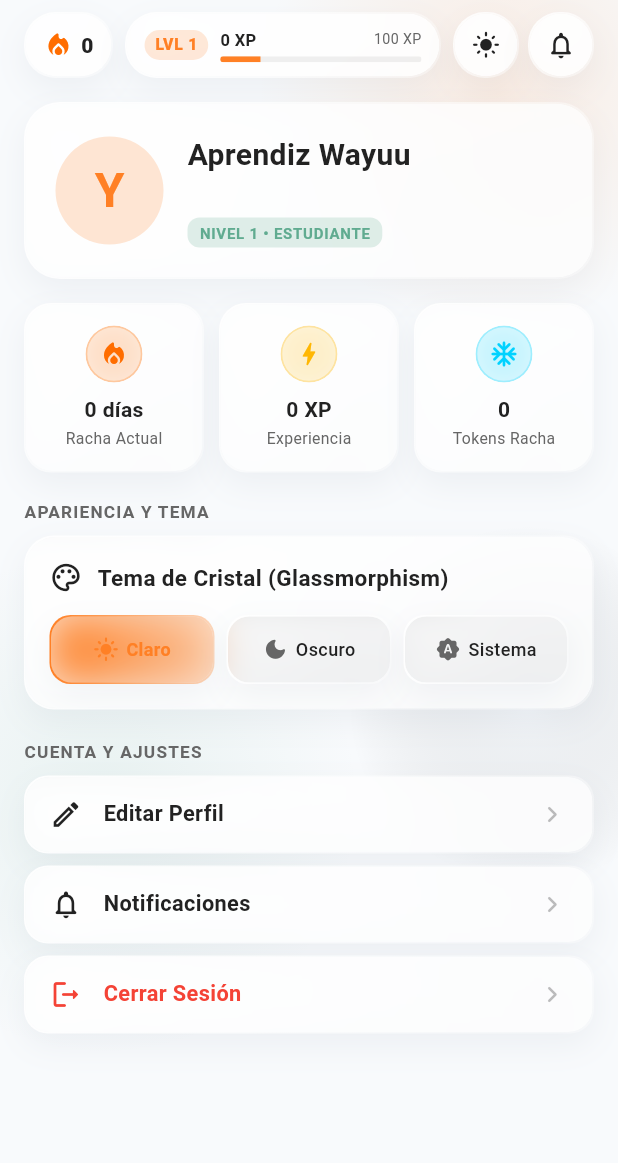
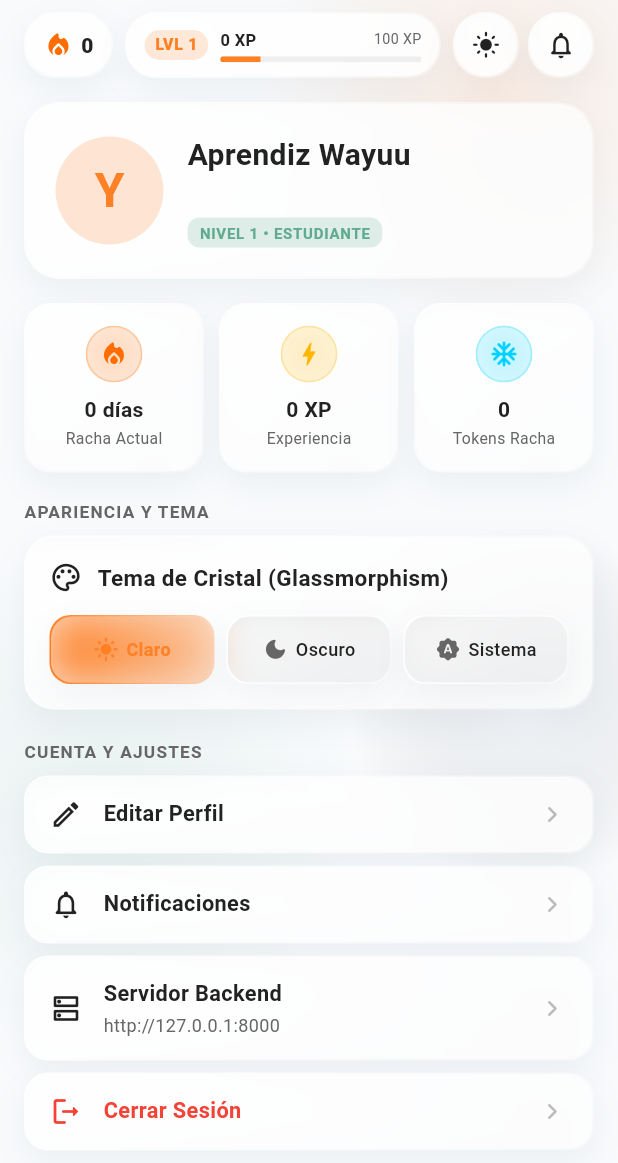
Before and after one commit to ivnmtz09/yonna_app, a Flutter app: the GlassProfileScreen screen opened directly, after a tap on the "brightness auto" icon, on a phone screen of 412 x 824 dp. Shown: the top 1163 px of the screen. Run offline on Flutter 3.47's test engine with Material 3 defaults, Android fonts, the light colour scheme and no system bars; our stand-ins replace just_audio, shared_preferences, syncfusion_flutter_charts, video_player; accounts and stored records are empty; network calls fail.

Commit message:
refactor(core): modularización exclusiva para aprendiz y retiro de rutas CMS/Admin

```diff
--- a/analysis_options.yaml
+++ b/analysis_options.yaml
@@ -12,6 +12,10 @@ analyzer:
     - build/**
     - android/**
     - ios/**
+    - web/**
+    - windows/**
+    - macos/**
+    - linux/**
 include: package:flutter_lints/flutter.yaml
 
 linter:
--- a/lib/main.dart
+++ b/lib/main.dart
@@ -11,18 +11,9 @@ import 'screens/welcome_screen.dart';
 import 'screens/login_screen.dart';
 import 'screens/register_screen.dart';
 import 'screens/shell_navigation_screen.dart';
-import 'screens/enhanced_home_screen.dart';
-import 'screens/profile_screen.dart';
-import 'screens/courses_screen.dart';
-import 'screens/quizzes_screen.dart';
-import 'screens/progress_screen.dart';
 import 'screens/notifications_screen.dart';
-import 'screens/create_course_screen.dart';
-import 'screens/create_quiz_screen.dart';
+import 'screens/edit_profile_screen.dart';
 import 'screens/quiz/glass_quiz_lesson_screen.dart';
-import 'screens/edit_profile_screen.dart';
-import 'screens/manage_users_screen.dart';
-import 'screens/admin_stats_screen.dart';
 import 'models/quiz_model.dart';
 
 Future<void> main() async {
@@ -66,18 +57,9 @@ class MyApp extends StatelessWidget {
               '/leaderboard': (context) => const ShellNavigationScreen(initialTab: 2),
               '/media': (context) => const ShellNavigationScreen(initialTab: 3),
               '/profile': (context) => const ShellNavigationScreen(initialTab: 4),
-              // Vistas auxiliares y administrativas
-              '/enhanced-home': (context) => const EnhancedHomeScreen(),
-              '/old-profile': (context) => const ProfileScreen(),
+              // Vistas auxiliares del aprendiz
               '/edit-profile': (context) => const EditProfileScreen(),
-              '/courses': (context) => const CoursesScreen(),
-              '/quizzes': (context) => const QuizzesScreen(),
-              '/progress': (context) => const ProgressScreen(),
               '/notifications': (context) => const NotificationsScreen(),
-              '/create-course': (context) => const CreateCourseScreen(),
-              '/create-quiz': (context) => const CreateQuizScreen(),
-              '/manage-users': (context) => const ManageUsersScreen(),
-              '/admin-stats': (context) => const AdminStatsScreen(),
             },
             onGenerateRoute: (settings) {
               if (settings.name == '/quiz-attempt') {
--- a/lib/screens/profile/glass_profile_screen.dart
+++ b/lib/screens/profile/glass_profile_screen.dart
@@ -2,17 +2,25 @@ import 'package:flutter/material.dart';
 import 'package:flutter/services.dart';
 import 'package:provider/provider.dart';
 import '../../core/constants/app_icons.dart';
+import '../../core/network/network_config.dart';
 import '../../providers/app_provider.dart';
 import '../../providers/theme_provider.dart';
 import '../../widgets/app_styles.dart';
 import '../../widgets/glass/glass_background.dart';
 import '../../widgets/glass/glass_card.dart';
 import '../../widgets/glass/glass_container.dart';
+import '../../widgets/glass/glass_connection_sheet.dart';
 import '../../widgets/common/glass_icon_badge.dart';
 import '../../widgets/gamification/glass_hud_bar.dart';
 
-class GlassProfileScreen extends StatelessWidget {
+class GlassProfileScreen extends StatefulWidget {
   const GlassProfileScreen({super.key});
+
+  @override
+  State<GlassProfileScreen> createState() => _GlassProfileScreenState();
+}
+
+class _GlassProfileScreenState extends State<GlassProfileScreen> {
 
   @override
   Widget build(BuildContext context) {
@@ -253,15 +261,19 @@ class GlassProfileScreen extends StatelessWidget {
                           ),
                           const SizedBox(height: 8),
 
-                          if (provider.canManage) ...[
                           _buildActionTile(
-                              icon: Icons.admin_panel_settings_outlined,
-                              title: 'Panel de Administración',
+                            icon: Icons.dns_outlined,
+                            title: 'Servidor Backend',
+                            subtitle: NetworkConfig().serverUrl,
                             isDark: isDark,
-                              onTap: () => Navigator.pushNamed(context, '/admin-stats'),
+                            onTap: () async {
+                              await GlassConnectionSheet.show(context);
+                              if (mounted) {
+                                setState(() {});
+                              }
+                            },
                           ),
                           const SizedBox(height: 8),
-                          ],
 
                           _buildActionTile(
                             icon: Icons.logout_rounded,
@@ -398,6 +410,7 @@ class GlassProfileScreen extends StatelessWidget {
     required String title,
     required bool isDark,
     required VoidCallback onTap,
+    String? subtitle,
     Color? textColor,
     String? badge,
   }) {
@@ -414,13 +427,28 @@ class GlassProfileScreen extends StatelessWidget {
           ),
           const SizedBox(width: 14),
           Expanded(
-            child: Text(
+            child: Column(
+              crossAxisAlignment: CrossAxisAlignment.start,
+              children: [
+                Text(
                   title,
                   style: TextStyle(
                     fontSize: 14.5,
                     fontWeight: FontWeight.w600,
                     color: textColor ?? (isDark ? Colors.white : AppColors.darkText),
                   ),
+                ),
+                if (subtitle != null) ...[
+                  const SizedBox(height: 2),
+                  Text(
+                    subtitle,
+                    style: TextStyle(
+                      fontSize: 12,
+                      color: isDark ? Colors.white54 : AppColors.lightText,
+                    ),
+                  ),
+                ],
+              ],
             ),
           ),
           if (badge != null) ...[
```
Also changed, not shown: 3 other files. Lines whose indentation alone changed are shown as unchanged.
